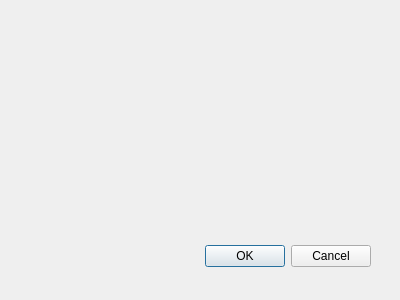
Above: DWDImport/src/DWDMap.ui from Arombolosh/dwdImporter before the change. Below: the same form after it.
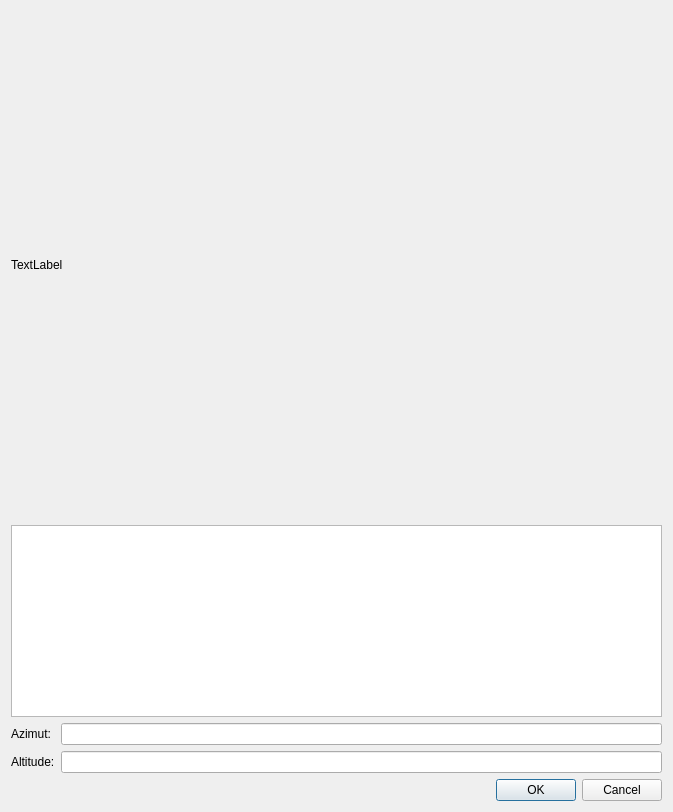
That is the form after the change.

Commit message: Started Map implementation

```diff
--- a/DWDImport/src/DWDMap.ui
+++ b/DWDImport/src/DWDMap.ui
@@ -8,22 +8,50 @@
    <rect>
     <x>0</x>
     <y>0</y>
-    <width>400</width>
-    <height>300</height>
+    <width>673</width>
+    <height>812</height>
    </rect>
   </property>
   <property name="windowTitle">
    <string>Dialog</string>
   </property>
+  <layout class="QVBoxLayout" name="verticalLayout" stretch="1,0,0,0">
+   <item>
+    <widget class="QLabel" name="labelPixmap">
+     <property name="text">
+      <string>TextLabel</string>
+     </property>
+    </widget>
+   </item>
+   <item>
+    <widget class="QGraphicsView" name="graphicsView"/>
+   </item>
+   <item>
+    <layout class="QGridLayout" name="gridLayout">
+     <item row="0" column="0">
+      <widget class="QLabel" name="label">
+       <property name="text">
+        <string>Azimut:</string>
+       </property>
+      </widget>
+     </item>
+     <item row="0" column="1">
+      <widget class="QLineEdit" name="lineEdit"/>
+     </item>
+     <item row="1" column="0">
+      <widget class="QLabel" name="label_2">
+       <property name="text">
+        <string>Altitude:</string>
+       </property>
+      </widget>
+     </item>
+     <item row="1" column="1">
+      <widget class="QLineEdit" name="lineEdit_2"/>
+     </item>
+    </layout>
+   </item>
+   <item>
   <widget class="QDialogButtonBox" name="buttonBox">
-   <property name="geometry">
-    <rect>
-     <x>30</x>
-     <y>240</y>
-     <width>341</width>
-     <height>32</height>
-    </rect>
-   </property>
    <property name="orientation">
     <enum>Qt::Horizontal</enum>
    </property>
@@ -31,6 +59,8 @@
     <set>QDialogButtonBox::Cancel|QDialogButtonBox::Ok</set>
    </property>
   </widget>
+   </item>
+  </layout>
  </widget>
  <pixmapfunction/>
  <resources/>
```
Left out of the diff: 5 changed lines with no effect on the pictures. Lines whose indentation alone changed are shown as unchanged. The commit also changes 2 other files.
